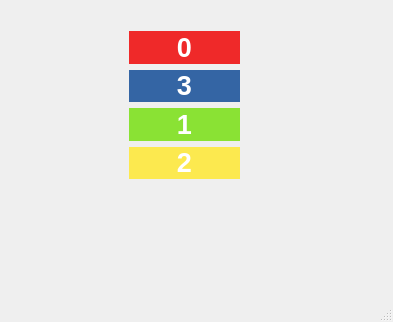
The window that qtc_layout/mainwindow.ui (korhanmd/pyqt-practice) describes before a commit, drawn with Qt 5.
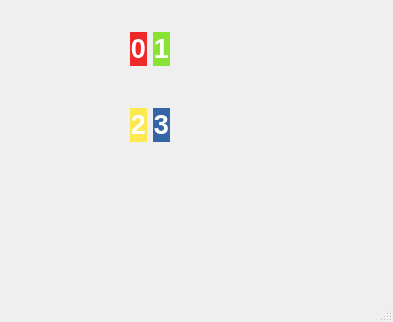
The same window after the commit.

Commit message: Group widgets into two horizontal layout

```diff
--- a/qtc_layout/mainwindow.ui
+++ b/qtc_layout/mainwindow.ui
@@ -17,13 +17,13 @@
    <widget class="QWidget" name="">
     <property name="geometry">
      <rect>
-      <x>129</x>
-      <y>31</y>
-      <width>111</width>
-      <height>148</height>
+      <x>130</x>
+      <y>32</y>
+      <width>40</width>
+      <height>34</height>
      </rect>
     </property>
-    <layout class="QVBoxLayout" name="verticalLayout">
+    <layout class="QHBoxLayout" name="horizontalLayout">
      <item>
       <widget class="QLabel" name="label">
        <property name="palette">
@@ -481,458 +481,6 @@
        </property>
       </widget>
      </item>
-     <item>
-      <widget class="QLabel" name="label_4">
-       <property name="palette">
-        <palette>
-         <active>
-          <colorrole role="WindowText">
-           <brush brushstyle="SolidPattern">
-            <color alpha="255">
-             <red>0</red>
-             <green>0</green>
-             <blue>0</blue>
-            </color>
-           </brush>
-          </colorrole>
-          <colorrole role="Button">
-           <brush brushstyle="SolidPattern">
-            <color alpha="255">
-             <red>52</red>
-             <green>101</green>
-             <blue>164</blue>
-            </color>
-           </brush>
-          </colorrole>
-          <colorrole role="Light">
-           <brush brushstyle="SolidPattern">
-            <color alpha="255">
-             <red>78</red>
-             <green>152</green>
-             <blue>246</blue>
-            </color>
-           </brush>
-          </colorrole>
-          <colorrole role="Midlight">
-           <brush brushstyle="SolidPattern">
-            <color alpha="255">
-             <red>65</red>
-             <green>126</green>
-             <blue>205</blue>
-            </color>
-           </brush>
-          </colorrole>
-          <colorrole role="Dark">
-           <brush brushstyle="SolidPattern">
-            <color alpha="255">
-             <red>26</red>
-             <green>50</green>
-             <blue>82</blue>
-            </color>
-           </brush>
-          </colorrole>
-          <colorrole role="Mid">
-           <brush brushstyle="SolidPattern">
-            <color alpha="255">
-             <red>34</red>
-             <green>67</green>
-             <blue>109</blue>
-            </color>
-           </brush>
-          </colorrole>
-          <colorrole role="Text">
-           <brush brushstyle="SolidPattern">
-            <color alpha="255">
-             <red>0</red>
-             <green>0</green>
-             <blue>0</blue>
-            </color>
-           </brush>
-          </colorrole>
-          <colorrole role="BrightText">
-           <brush brushstyle="SolidPattern">
-            <color alpha="255">
-             <red>255</red>
-             <green>255</green>
-             <blue>255</blue>
-            </color>
-           </brush>
-          </colorrole>
-          <colorrole role="ButtonText">
-           <brush brushstyle="SolidPattern">
-            <color alpha="255">
-             <red>0</red>
-             <green>0</green>
-             <blue>0</blue>
-            </color>
-           </brush>
-          </colorrole>
-          <colorrole role="Base">
-           <brush brushstyle="SolidPattern">
-            <color alpha="255">
-             <red>255</red>
-             <green>255</green>
-             <blue>255</blue>
-            </color>
-           </brush>
-          </colorrole>
-          <colorrole role="Window">
-           <brush brushstyle="SolidPattern">
-            <color alpha="255">
-             <red>52</red>
-             <green>101</green>
-             <blue>164</blue>
-            </color>
-           </brush>
-          </colorrole>
-          <colorrole role="Shadow">
-           <brush brushstyle="SolidPattern">
-            <color alpha="255">
-             <red>0</red>
-             <green>0</green>
-             <blue>0</blue>
-            </color>
-           </brush>
-          </colorrole>
-          <colorrole role="AlternateBase">
-           <brush brushstyle="SolidPattern">
-            <color alpha="255">
-             <red>153</red>
-             <green>178</green>
-             <blue>209</blue>
-            </color>
-           </brush>
-          </colorrole>
-          <colorrole role="ToolTipBase">
-           <brush brushstyle="SolidPattern">
-            <color alpha="255">
-             <red>255</red>
-             <green>255</green>
-             <blue>220</blue>
-            </color>
-           </brush>
-          </colorrole>
-          <colorrole role="ToolTipText">
-           <brush brushstyle="SolidPattern">
-            <color alpha="255">
-             <red>0</red>
-             <green>0</green>
-             <blue>0</blue>
-            </color>
-           </brush>
-          </colorrole>
-          <colorrole role="PlaceholderText">
-           <brush brushstyle="SolidPattern">
-            <color alpha="128">
-             <red>0</red>
-             <green>0</green>
-             <blue>0</blue>
-            </color>
-           </brush>
-          </colorrole>
-         </active>
-         <inactive>
-          <colorrole role="WindowText">
-           <brush brushstyle="SolidPattern">
-            <color alpha="255">
-             <red>0</red>
-             <green>0</green>
-             <blue>0</blue>
-            </color>
-           </brush>
-          </colorrole>
-          <colorrole role="Button">
-           <brush brushstyle="SolidPattern">
-            <color alpha="255">
-             <red>52</red>
-             <green>101</green>
-             <blue>164</blue>
-            </color>
-           </brush>
-          </colorrole>
-          <colorrole role="Light">
-           <brush brushstyle="SolidPattern">
-            <color alpha="255">
-             <red>78</red>
-             <green>152</green>
-             <blue>246</blue>
-            </color>
-           </brush>
-          </colorrole>
-          <colorrole role="Midlight">
-           <brush brushstyle="SolidPattern">
-            <color alpha="255">
-             <red>65</red>
-             <green>126</green>
-             <blue>205</blue>
-            </color>
-           </brush>
-          </colorrole>
-          <colorrole role="Dark">
-           <brush brushstyle="SolidPattern">
-            <color alpha="255">
-             <red>26</red>
-             <green>50</green>
-             <blue>82</blue>
-            </color>
-           </brush>
-          </colorrole>
-          <colorrole role="Mid">
-           <brush brushstyle="SolidPattern">
-            <color alpha="255">
-             <red>34</red>
-             <green>67</green>
-             <blue>109</blue>
-            </color>
-           </brush>
-          </colorrole>
-          <colorrole role="Text">
-           <brush brushstyle="SolidPattern">
-            <color alpha="255">
-             <red>0</red>
-             <green>0</green>
-             <blue>0</blue>
-            </color>
-           </brush>
-          </colorrole>
-          <colorrole role="BrightText">
-           <brush brushstyle="SolidPattern">
-            <color alpha="255">
-             <red>255</red>
-             <green>255</green>
-             <blue>255</blue>
-            </color>
-           </brush>
-          </colorrole>
-          <colorrole role="ButtonText">
-           <brush brushstyle="SolidPattern">
-            <color alpha="255">
-             <red>0</red>
-             <green>0</green>
-             <blue>0</blue>
-            </color>
-           </brush>
-          </colorrole>
-          <colorrole role="Base">
-           <brush brushstyle="SolidPattern">
-            <color alpha="255">
-             <red>255</red>
-             <green>255</green>
-             <blue>255</blue>
-            </color>
-           </brush>
-          </colorrole>
-          <colorrole role="Window">
-           <brush brushstyle="SolidPattern">
-            <color alpha="255">
-             <red>52</red>
-             <green>101</green>
-             <blue>164</blue>
-            </color>
-           </brush>
-          </colorrole>
-          <colorrole role="Shadow">
-           <brush brushstyle="SolidPattern">
-            <color alpha="255">
-             <red>0</red>
-             <green>0</green>
-             <blue>0</blue>
-            </color>
-           </brush>
-          </colorrole>
-          <colorrole role="AlternateBase">
-           <brush brushstyle="SolidPattern">
-            <color alpha="255">
-             <red>153</red>
-             <green>178</green>
-             <blue>209</blue>
-            </color>
-           </brush>
-          </colorrole>
-          <colorrole role="ToolTipBase">
-           <brush brushstyle="SolidPattern">
-            <color alpha="255">
-             <red>255</red>
-             <green>255</green>
-             <blue>220</blue>
-            </color>
-           </brush>
-          </colorrole>
-          <colorrole role="ToolTipText">
-           <brush brushstyle="SolidPattern">
-            <color alpha="255">
-             <red>0</red>
-             <green>0</green>
-             <blue>0</blue>
-            </color>
-           </brush>
-          </colorrole>
-          <colorrole role="PlaceholderText">
-           <brush brushstyle="SolidPattern">
-            <color alpha="128">
-             <red>0</red>
-             <green>0</green>
-             <blue>0</blue>
-            </color>
-           </brush>
-          </colorrole>
-         </inactive>
-         <disabled>
-          <colorrole role="WindowText">
-           <brush brushstyle="SolidPattern">
-            <color alpha="255">
-             <red>26</red>
-             <green>50</green>
-             <blue>82</blue>
-            </color>
-           </brush>
-          </colorrole>
-          <colorrole role="Button">
-           <brush brushstyle="SolidPattern">
-            <color alpha="255">
-             <red>52</red>
-             <green>101</green>
-             <blue>164</blue>
-            </color>
-           </brush>
-          </colorrole>
-          <colorrole role="Light">
-           <brush brushstyle="SolidPattern">
-            <color alpha="255">
-             <red>78</red>
-             <green>152</green>
-             <blue>246</blue>
-            </color>
-           </brush>
-          </colorrole>
-          <colorrole role="Midlight">
-           <brush brushstyle="SolidPattern">
-            <color alpha="255">
-             <red>65</red>
-             <green>126</green>
-             <blue>205</blue>
-            </color>
-           </brush>
-          </colorrole>
-          <colorrole role="Dark">
-           <brush brushstyle="SolidPattern">
-            <color alpha="255">
-             <red>26</red>
-             <green>50</green>
-             <blue>82</blue>
-            </color>
-           </brush>
-          </colorrole>
-          <colorrole role="Mid">
-           <brush brushstyle="SolidPattern">
-            <color alpha="255">
-             <red>34</red>
-             <green>67</green>
-             <blue>109</blue>
-            </color>
-           </brush>
-          </colorrole>
-          <colorrole role="Text">
-           <brush brushstyle="SolidPattern">
-            <color alpha="255">
-             <red>26</red>
-             <green>50</green>
-             <blue>82</blue>
-            </color>
-           </brush>
-          </colorrole>
-          <colorrole role="BrightText">
-           <brush brushstyle="SolidPattern">
-            <color alpha="255">
-             <red>255</red>
-             <green>255</green>
-             <blue>255</blue>
-            </color>
-           </brush>
-          </colorrole>
-          <colorrole role="ButtonText">
-           <brush brushstyle="SolidPattern">
-            <color alpha="255">
-             <red>26</red>
-             <green>50</green>
-             <blue>82</blue>
-            </color>
-           </brush>
-          </colorrole>
-          <colorrole role="Base">
-           <brush brushstyle="SolidPattern">
-            <color alpha="255">
-             <red>52</red>
-             <green>101</green>
-             <blue>164</blue>
-            </color>
-           </brush>
-          </colorrole>
-          <colorrole role="Window">
-           <brush brushstyle="SolidPattern">
-            <color alpha="255">
-             <red>52</red>
-             <green>101</green>
-             <blue>164</blue>
-            </color>
-           </brush>
-          </colorrole>
-          <colorrole role="Shadow">
-           <brush brushstyle="SolidPattern">
-            <color alpha="255">
-             <red>0</red>
-             <green>0</green>
-             <blue>0</blue>
-            </color>
-           </brush>
-          </colorrole>
-          <colorrole role="AlternateBase">
-           <brush brushstyle="SolidPattern">
-            <color alpha="255">
-             <red>52</red>
-             <green>101</green>
-             <blue>164</blue>
-            </color>
-           </brush>
-          </colorrole>
-          <colorrole role="ToolTipBase">
-           <brush brushstyle="SolidPattern">
-            <color alpha="255">
-             <red>255</red>
-             <green>255</green>
-             <blue>220</blue>
-            </color>
-           </brush>
-          </colorrole>
-          <colorrole role="ToolTipText">
-           <brush brushstyle="SolidPattern">
-            <color alpha="255">
-             <red>0</red>
-             <green>0</green>
-             <blue>0</blue>
-            </color>
-           </brush>
-          </colorrole>
-          <colorrole role="PlaceholderText">
-           <brush brushstyle="SolidPattern">
-            <color alpha="128">
-             <red>0</red>
-             <green>0</green>
-             <blue>0</blue>
-            </color>
-           </brush>
-          </colorrole>
-         </disabled>
-        </palette>
-       </property>
-       <property name="autoFillBackground">
-        <bool>true</bool>
-       </property>
-       <property name="text">
-        <string>&lt;html&gt;&lt;head/&gt;&lt;body&gt;&lt;p align=&quot;center&quot;&gt;&lt;span style=&quot; font-size:20pt; font-weight:600; color:#ffffff;&quot;&gt;3&lt;/span&gt;&lt;/p&gt;&lt;/body&gt;&lt;/html&gt;</string>
-       </property>
-      </widget>
-     </item>
      <item>
       <widget class="QLabel" name="label_2">
        <property name="palette">
@@ -1385,6 +933,18 @@
        </property>
       </widget>
      </item>
+    </layout>
+   </widget>
+   <widget class="QWidget" name="">
+    <property name="geometry">
+     <rect>
+      <x>130</x>
+      <y>108</y>
+      <width>40</width>
+      <height>34</height>
+     </rect>
+    </property>
+    <layout class="QHBoxLayout" name="horizontalLayout_2">
      <item>
       <widget class="QLabel" name="label_3">
        <property name="palette">
@@ -1837,6 +1397,458 @@
        </property>
       </widget>
      </item>
+     <item>
+      <widget class="QLabel" name="label_4">
+       <property name="palette">
+        <palette>
+         <active>
+          <colorrole role="WindowText">
+           <brush brushstyle="SolidPattern">
+            <color alpha="255">
+             <red>0</red>
+             <green>0</green>
+             <blue>0</blue>
+            </color>
+           </brush>
+          </colorrole>
+          <colorrole role="Button">
+           <brush brushstyle="SolidPattern">
+            <color alpha="255">
+             <red>52</red>
+             <green>101</green>
+             <blue>164</blue>
+            </color>
+           </brush>
+          </colorrole>
+          <colorrole role="Light">
+           <brush brushstyle="SolidPattern">
+            <color alpha="255">
+             <red>78</red>
+             <green>152</green>
+             <blue>246</blue>
+            </color>
+           </brush>
+          </colorrole>
+          <colorrole role="Midlight">
+           <brush brushstyle="SolidPattern">
+            <color alpha="255">
+             <red>65</red>
+             <green>126</green>
+             <blue>205</blue>
+            </color>
+           </brush>
+          </colorrole>
+          <colorrole role="Dark">
+           <brush brushstyle="SolidPattern">
+            <color alpha="255">
+             <red>26</red>
+             <green>50</green>
+             <blue>82</blue>
+            </color>
+           </brush>
+          </colorrole>
+          <colorrole role="Mid">
+           <brush brushstyle="SolidPattern">
+            <color alpha="255">
+             <red>34</red>
+             <green>67</green>
+             <blue>109</blue>
+            </color>
+           </brush>
+          </colorrole>
+          <colorrole role="Text">
+           <brush brushstyle="SolidPattern">
+            <color alpha="255">
+             <red>0</red>
+             <green>0</green>
+             <blue>0</blue>
+            </color>
+           </brush>
+          </colorrole>
+          <colorrole role="BrightText">
+           <brush brushstyle="SolidPattern">
+            <color alpha="255">
+             <red>255</red>
+             <green>255</green>
+             <blue>255</blue>
+            </color>
+           </brush>
+          </colorrole>
+          <colorrole role="ButtonText">
+           <brush brushstyle="SolidPattern">
+            <color alpha="255">
+             <red>0</red>
+             <green>0</green>
+             <blue>0</blue>
+            </color>
+           </brush>
+          </colorrole>
+          <colorrole role="Base">
+           <brush brushstyle="SolidPattern">
+            <color alpha="255">
+             <red>255</red>
+             <green>255</green>
+             <blue>255</blue>
+            </color>
+           </brush>
+          </colorrole>
+          <colorrole role="Window">
+           <brush brushstyle="SolidPattern">
+            <color alpha="255">
+             <red>52</red>
+             <green>101</green>
+             <blue>164</blue>
+            </color>
+           </brush>
+          </colorrole>
+          <colorrole role="Shadow">
+           <brush brushstyle="SolidPattern">
+            <color alpha="255">
+             <red>0</red>
+             <green>0</green>
+             <blue>0</blue>
+            </color>
+           </brush>
+          </colorrole>
+          <colorrole role="AlternateBase">
+           <brush brushstyle="SolidPattern">
+            <color alpha="255">
+             <red>153</red>
+             <green>178</green>
+             <blue>209</blue>
+            </color>
+           </brush>
+          </colorrole>
+          <colorrole role="ToolTipBase">
+           <brush brushstyle="SolidPattern">
+            <color alpha="255">
+             <red>255</red>
+             <green>255</green>
+             <blue>220</blue>
+            </color>
+           </brush>
+          </colorrole>
+          <colorrole role="ToolTipText">
+           <brush brushstyle="SolidPattern">
+            <color alpha="255">
+             <red>0</red>
+             <green>0</green>
+             <blue>0</blue>
+            </color>
+           </brush>
+          </colorrole>
+          <colorrole role="PlaceholderText">
+           <brush brushstyle="SolidPattern">
+            <color alpha="128">
+             <red>0</red>
+             <green>0</green>
+             <blue>0</blue>
+            </color>
+           </brush>
+          </colorrole>
+         </active>
+         <inactive>
+          <colorrole role="WindowText">
+           <brush brushstyle="SolidPattern">
+            <color alpha="255">
+             <red>0</red>
+             <green>0</green>
+             <blue>0</blue>
+            </color>
+           </brush>
+          </colorrole>
+          <colorrole role="Button">
+           <brush brushstyle="SolidPattern">
+            <color alpha="255">
+             <red>52</red>
+             <green>101</green>
+             <blue>164</blue>
+            </color>
+           </brush>
+          </colorrole>
+          <colorrole role="Light">
+           <brush brushstyle="SolidPattern">
+            <color alpha="255">
+             <red>78</red>
+             <green>152</green>
+             <blue>246</blue>
+            </color>
+           </brush>
+          </colorrole>
+          <colorrole role="Midlight">
+           <brush brushstyle="SolidPattern">
+            <color alpha="255">
+             <red>65</red>
+             <green>126</green>
+             <blue>205</blue>
+            </color>
+           </brush>
+          </colorrole>
+          <colorrole role="Dark">
+           <brush brushstyle="SolidPattern">
+            <color alpha="255">
+             <red>26</red>
+             <green>50</green>
+             <blue>82</blue>
+            </color>
+           </brush>
+          </colorrole>
+          <colorrole role="Mid">
+           <brush brushstyle="SolidPattern">
+            <color alpha="255">
+             <red>34</red>
+             <green>67</green>
+             <blue>109</blue>
+            </color>
+           </brush>
+          </colorrole>
+          <colorrole role="Text">
+           <brush brushstyle="SolidPattern">
+            <color alpha="255">
+             <red>0</red>
+             <green>0</green>
+             <blue>0</blue>
+            </color>
+           </brush>
+          </colorrole>
+          <colorrole role="BrightText">
+           <brush brushstyle="SolidPattern">
+            <color alpha="255">
+             <red>255</red>
+             <green>255</green>
+             <blue>255</blue>
+            </color>
+           </brush>
+          </colorrole>
+          <colorrole role="ButtonText">
+           <brush brushstyle="SolidPattern">
+            <color alpha="255">
+             <red>0</red>
+             <green>0</green>
+             <blue>0</blue>
+            </color>
+           </brush>
+          </colorrole>
+          <colorrole role="Base">
+           <brush brushstyle="SolidPattern">
+            <color alpha="255">
+             <red>255</red>
+             <green>255</green>
+             <blue>255</blue>
+            </color>
+           </brush>
+          </colorrole>
+          <colorrole role="Window">
+           <brush brushstyle="SolidPattern">
+            <color alpha="255">
+             <red>52</red>
+             <green>101</green>
+             <blue>164</blue>
+            </color>
+           </brush>
+          </colorrole>
+          <colorrole role="Shadow">
+           <brush brushstyle="SolidPattern">
+            <color alpha="255">
+             <red>0</red>
+             <green>0</green>
+             <blue>0</blue>
+            </color>
+           </brush>
+          </colorrole>
+          <colorrole role="AlternateBase">
+           <brush brushstyle="SolidPattern">
+            <color alpha="255">
+             <red>153</red>
+             <green>178</green>
+             <blue>209</blue>
+            </color>
+           </brush>
+          </colorrole>
+          <colorrole role="ToolTipBase">
+           <brush brushstyle="SolidPattern">
+            <color alpha="255">
+             <red>255</red>
+             <green>255</green>
+             <blue>220</blue>
+            </color>
+           </brush>
+          </colorrole>
+          <colorrole role="ToolTipText">
+           <brush brushstyle="SolidPattern">
+            <color alpha="255">
+             <red>0</red>
+             <green>0</green>
+             <blue>0</blue>
+            </color>
+           </brush>
+          </colorrole>
+          <colorrole role="PlaceholderText">
+           <brush brushstyle="SolidPattern">
+            <color alpha="128">
+             <red>0</red>
+             <green>0</green>
+             <blue>0</blue>
+            </color>
+           </brush>
+          </colorrole>
+         </inactive>
+         <disabled>
+          <colorrole role="WindowText">
+           <brush brushstyle="SolidPattern">
+            <color alpha="255">
+             <red>26</red>
+             <green>50</green>
+             <blue>82</blue>
+            </color>
+           </brush>
+          </colorrole>
+          <colorrole role="Button">
+           <brush brushstyle="SolidPattern">
+            <color alpha="255">
+             <red>52</red>
+             <green>101</green>
+             <blue>164</blue>
+            </color>
+           </brush>
+          </colorrole>
+          <colorrole role="Light">
+           <brush brushstyle="SolidPattern">
+            <color alpha="255">
+             <red>78</red>
+             <green>152</green>
+             <blue>246</blue>
+            </color>
+           </brush>
+          </colorrole>
+          <colorrole role="Midlight">
+           <brush brushstyle="SolidPattern">
+            <color alpha="255">
+             <red>65</red>
+             <green>126</green>
+             <blue>205</blue>
+            </color>
+           </brush>
+          </colorrole>
+          <colorrole role="Dark">
+           <brush brushstyle="SolidPattern">
+            <color alpha="255">
+             <red>26</red>
+             <green>50</green>
+             <blue>82</blue>
+            </color>
+           </brush>
+          </colorrole>
+          <colorrole role="Mid">
+           <brush brushstyle="SolidPattern">
+            <color alpha="255">
+             <red>34</red>
+             <green>67</green>
+             <blue>109</blue>
+            </color>
+           </brush>
+          </colorrole>
+          <colorrole role="Text">
+           <brush brushstyle="SolidPattern">
+            <color alpha="255">
+             <red>26</red>
+             <green>50</green>
+             <blue>82</blue>
+            </color>
+           </brush>
+          </colorrole>
+          <colorrole role="BrightText">
+           <brush brushstyle="SolidPattern">
+            <color alpha="255">
+             <red>255</red>
+             <green>255</green>
+             <blue>255</blue>
+            </color>
+           </brush>
+          </colorrole>
+          <colorrole role="ButtonText">
+           <brush brushstyle="SolidPattern">
+            <color alpha="255">
+             <red>26</red>
+             <green>50</green>
+             <blue>82</blue>
+            </color>
+           </brush>
+          </colorrole>
+          <colorrole role="Base">
+           <brush brushstyle="SolidPattern">
+            <color alpha="255">
+             <red>52</red>
+             <green>101</green>
+             <blue>164</blue>
+            </color>
+           </brush>
+          </colorrole>
+          <colorrole role="Window">
+           <brush brushstyle="SolidPattern">
+            <color alpha="255">
+             <red>52</red>
+             <green>101</green>
+             <blue>164</blue>
+            </color>
+           </brush>
+          </colorrole>
+          <colorrole role="Shadow">
+           <brush brushstyle="SolidPattern">
+            <color alpha="255">
+             <red>0</red>
+             <green>0</green>
+             <blue>0</blue>
+            </color>
+           </brush>
+          </colorrole>
+          <colorrole role="AlternateBase">
+           <brush brushstyle="SolidPattern">
+            <color alpha="255">
+             <red>52</red>
+             <green>101</green>
+             <blue>164</blue>
+            </color>
+           </brush>
+          </colorrole>
+          <colorrole role="ToolTipBase">
+           <brush brushstyle="SolidPattern">
+            <color alpha="255">
+             <red>255</red>
+             <green>255</green>
+             <blue>220</blue>
+            </color>
+           </brush>
+          </colorrole>
+          <colorrole role="ToolTipText">
+           <brush brushstyle="SolidPattern">
+            <color alpha="255">
+             <red>0</red>
+             <green>0</green>
+             <blue>0</blue>
+            </color>
+           </brush>
+          </colorrole>
+          <colorrole role="PlaceholderText">
+           <brush brushstyle="SolidPattern">
+            <color alpha="128">
+             <red>0</red>
+             <green>0</green>
+             <blue>0</blue>
+            </color>
+           </brush>
+          </colorrole>
+         </disabled>
+        </palette>
+       </property>
+       <property name="autoFillBackground">
+        <bool>true</bool>
+       </property>
+       <property name="text">
+        <string>&lt;html&gt;&lt;head/&gt;&lt;body&gt;&lt;p align=&quot;center&quot;&gt;&lt;span style=&quot; font-size:20pt; font-weight:600; color:#ffffff;&quot;&gt;3&lt;/span&gt;&lt;/p&gt;&lt;/body&gt;&lt;/html&gt;</string>
+       </property>
+      </widget>
+     </item>
     </layout>
    </widget>
   </widget>
```
